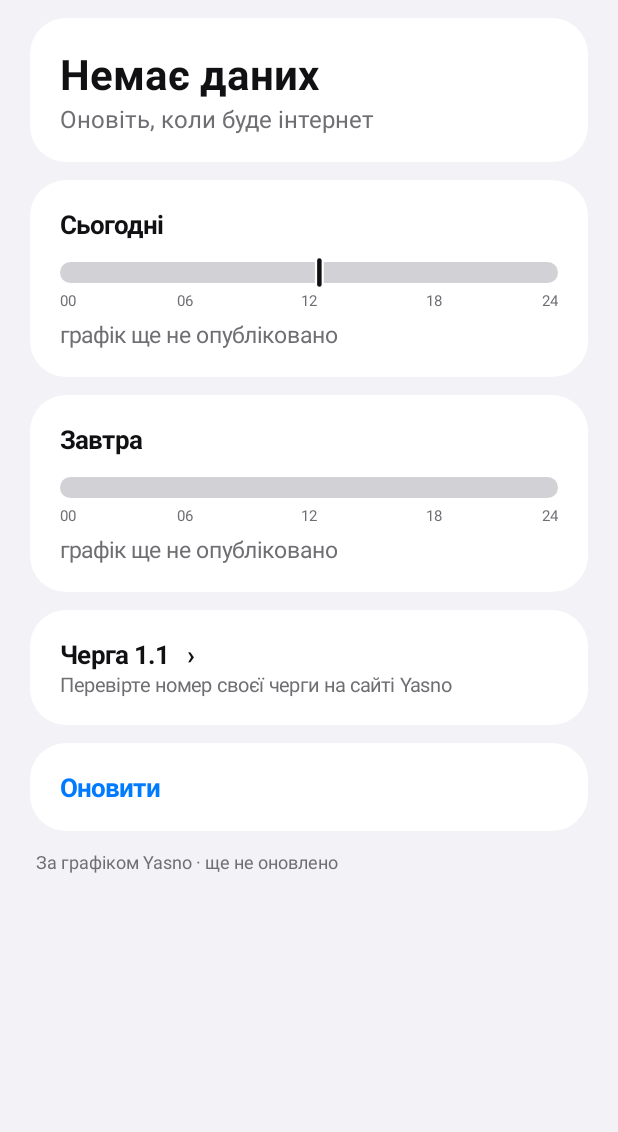
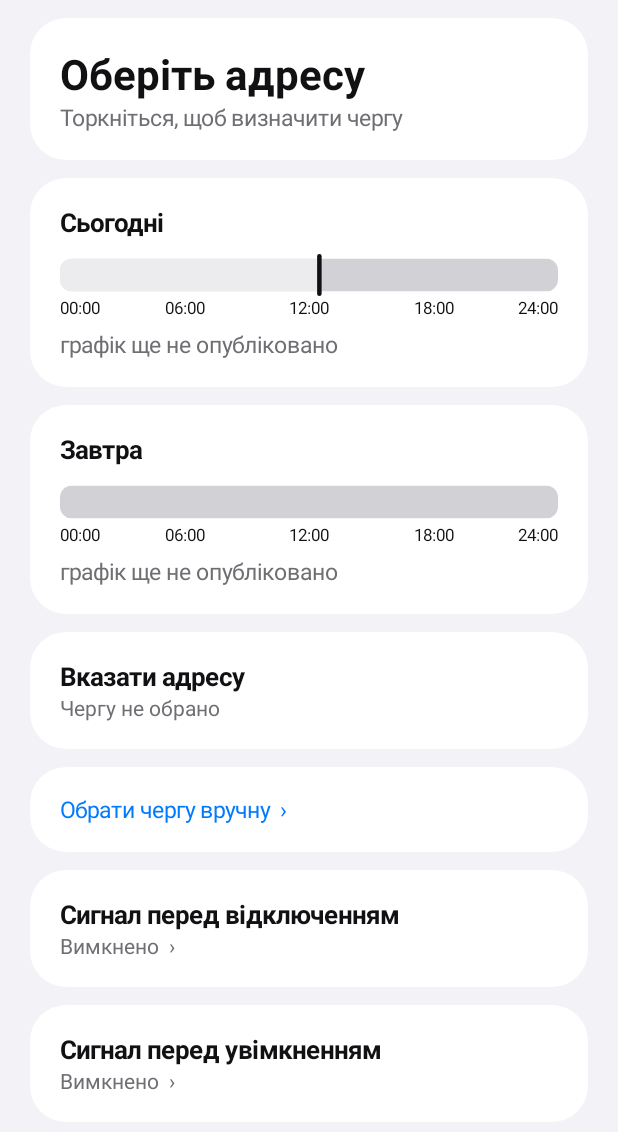
Before and after one commit to godiatsky/ESvitlo, an Android app: the screen it shows after launch (MainActivity), on a phone screen of 412 x 824 dp, the part 104-1236 px from its top. Run offline under Robolectric (Android 15) with nearby library versions, the phone set to English and light mode, and no system bars; pictures from the network do not load; 2 statements that could not run were skipped.

Commit message:
Add address lookup and outage alerts, fix widget issues
Co-Authored-By: Claude Sonnet 5.5 <noreply@anthropic.com>
Claude-Session: https://claude.ai/code/session_01V5c3pe1aReatR8WMGDwaEb

```diff
--- a/app/build.gradle.kts
+++ b/app/build.gradle.kts
@@ -9,8 +9,8 @@ android {
         applicationId = "ua.serg.svitlo"
         minSdk = 26
         targetSdk = 34
-        versionCode = 2
-        versionName = "2.0"
+        versionCode = 3
+        versionName = "3.0"
     }
     compileOptions {
         sourceCompatibility = JavaVersion.VERSION_17
--- a/app/src/main/java/ua/serg/svitlo/MainActivity.kt
+++ b/app/src/main/java/ua/serg/svitlo/MainActivity.kt
@@ -1,9 +1,12 @@
 package ua.serg.svitlo
 
+import android.Manifest
 import android.app.Activity
 import android.app.AlertDialog
 import android.content.SharedPreferences
+import android.content.pm.PackageManager
 import android.graphics.Typeface
+import android.os.Build
 import android.os.Bundle
 import android.view.View
 import android.widget.*
@@ -15,6 +18,16 @@ class MainActivity : Activity() {
     override fun onCreate(savedInstanceState: Bundle?) {
         super.onCreate(savedInstanceState)
         Refresh.schedule(this)
+        if (Build.VERSION.SDK_INT >= 33 &&
+            checkSelfPermission(Manifest.permission.POST_NOTIFICATIONS) != PackageManager.PERMISSION_GRANTED)
+            requestPermissions(arrayOf(Manifest.permission.POST_NOTIFICATIONS), 1)
+        if (prefs.getString("group", "").isNullOrEmpty()) AddressSearch(this) { changed() }.start()
+    }
+
+    private fun changed() {
+        SvitloWidget.render(this)
+        Alerts.check(this)
+        show()
     }
 
     override fun onResume() {
@@ -22,6 +35,7 @@ class MainActivity : Activity() {
         prefs.registerOnSharedPreferenceChangeListener(listener)
         show()
         SvitloWidget.render(this)
+        Alerts.check(this)
         Refresh.now(this)
     }
 
@@ -66,16 +80,25 @@ class MainActivity : Activity() {
         val headline = text(s.headline, 28f, bold = true).apply {
             setTextColor(if (s.power == Power.UNKNOWN) getColor(R.color.text) else Timeline.color(context, s.power))
         }
-        column.addView(card(headline, text(s.detail, 16f, R.color.sub)))
+        column.addView(card(headline, text(s.detail, 15f, R.color.sub)))
         column.addView(card(text("Сьогодні", 17f, bold = true), bar(s.today, s.now),
             text(Schedule.summary(s.today), 15f, R.color.sub)))
         column.addView(card(text("Завтра", 17f, bold = true), bar(s.tomorrow, null),
             text(Schedule.summary(s.tomorrow), 15f, R.color.sub)))
 
-        val queue = card(text("Черга ${s.group}   ›", 17f, bold = true),
-            text("Перевірте номер своєї черги на сайті Yasno", 13f, R.color.sub))
-        queue.setOnClickListener { pick(s.group) }
-        column.addView(queue)
+        val address = card(text(prefs.getString("address", null) ?: "Вказати адресу", 17f, bold = true),
+            text(if (s.group.isEmpty()) "Чергу не обрано" else "Черга ${s.group}  ·  змінити ›", 14f, R.color.sub))
+        address.setOnClickListener { AddressSearch(this) { changed() }.start() }
+        column.addView(address)
+        val manual = card(text("Обрати чергу вручну  ›", 15f, R.color.accent))
+        manual.setOnClickListener { pick(s.group) }
+        column.addView(manual)
+
+        column.addView(alertRow("Сигнал перед відключенням", "leadOff"))
+        column.addView(alertRow("Сигнал перед увімкненням", "leadOn"))
+        val test = card(text("Перевірити сигнал", 15f, R.color.accent))
+        test.setOnClickListener { Alerts.notify(this, 99, "Перевірка сигналу", "Так виглядатиме сповіщення") }
+        column.addView(test)
 
         val refresh = card(text("Оновити", 17f, R.color.accent, true))
         refresh.setOnClickListener {
@@ -92,6 +115,21 @@ class MainActivity : Activity() {
         scroll.post { scroll.scrollTo(0, y) }
     }
 
+    private fun alertRow(title: String, key: String): View {
+        val values = intArrayOf(0, 5, 10, 15, 30, 60)
+        val names = values.map { if (it == 0) "Вимкнено" else "За $it хв" }.toTypedArray()
+        val current = values.indexOf(prefs.getInt(key, 0)).coerceAtLeast(0)
+        val row = card(text(title, 17f, bold = true), text("${names[current]}  ›", 14f, R.color.sub))
+        row.setOnClickListener {
+            AlertDialog.Builder(this).setTitle(title).setSingleChoiceItems(names, current) { dialog, i ->
+                prefs.edit().putInt(key, values[i]).apply()
+                dialog.dismiss()
+                changed()
+            }.show()
+        }
+        return row
+    }
+
     private fun pick(current: String) {
         val list = Schedule.groups(this)
         if (list.isEmpty()) {
@@ -100,8 +138,8 @@ class MainActivity : Activity() {
         }
         AlertDialog.Builder(this).setTitle("Ваша черга")
             .setSingleChoiceItems(list.toTypedArray(), list.indexOf(current)) { dialog, i ->
-                prefs.edit().putString("group", list[i]).apply()
-                SvitloWidget.render(this)
+                prefs.edit().putString("group", list[i]).remove("address").apply()
+                changed()
                 dialog.dismiss()
             }.show()
     }
--- a/app/src/main/java/ua/serg/svitlo/Refresh.kt
+++ b/app/src/main/java/ua/serg/svitlo/Refresh.kt
@@ -24,6 +24,7 @@ class Refresh(ctx: Context, params: WorkerParameters) : Worker(ctx, params) {
         } catch (e: Exception) { false }
         prefs.edit().putBoolean("error", !ok).apply()
         SvitloWidget.render(applicationContext)
+        Alerts.check(applicationContext)
         return Result.success()
     }
 
--- a/app/src/main/java/ua/serg/svitlo/Schedule.kt
+++ b/app/src/main/java/ua/serg/svitlo/Schedule.kt
@@ -18,7 +18,7 @@ class Day(val date: String, val status: String, val slots: List<Slot>) {
 class State(
     val group: String, val now: Int, val today: Day?, val tomorrow: Day?,
     val headline: String, val detail: String, val power: Power,
-    val footer: String, val nextChange: Int?
+    val footer: String, val nextChange: Int?, val stale: Boolean
 )
 
 object Schedule {
@@ -66,7 +66,7 @@ object Schedule {
 
     fun load(c: Context): State {
         val prefs = c.getSharedPreferences("svitlo", Context.MODE_PRIVATE)
-        val group = prefs.getString("group", "1.1")!!
+        val group = prefs.getString("group", "")!!
         val data = try { JSONObject(prefs.getString("json", "{}")!!).optJSONObject(group) } catch (e: Exception) { null }
 
         val cal = Calendar.getInstance(zone)
@@ -86,27 +86,32 @@ object Schedule {
         if (power != Power.UNKNOWN) while (end < 2880 && at(end) == power) end++
         val changes = power != Power.UNKNOWN && end < 2880 && at(end) != Power.UNKNOWN
 
+        val clock = if (end >= 1440 && end % 1440 != 0) "завтра " + time(end % 1440)
+            else if (end > 1440) "кінця завтра" else if (end == 1440) "24:00" else time(end)
         val headline = when {
+            group.isEmpty() -> "Оберіть адресу"
             today?.status == "EmergencyShutdowns" -> "Екстрені відключення"
-            power == Power.ON -> "Світло є"
-            power == Power.OFF -> "Світла немає"
+            power == Power.ON -> "Світло є до $clock"
+            power == Power.OFF -> "Без світла до $clock"
             else -> "Немає даних"
         }
-        val clock = (if (end >= 1440) "завтра " else "") + time(end % 1440)
         val detail = when {
+            group.isEmpty() -> "Торкніться, щоб визначити чергу"
             today?.status == "EmergencyShutdowns" -> "Графік тимчасово не діє"
             power == Power.UNKNOWN -> "Оновіть, коли буде інтернет"
-            !changes -> if (end > 1440) "За графіком без змін до кінця завтра" else "За графіком без змін до 24:00"
-            else -> (if (power == Power.ON) "Вимкнуть о " else "Увімкнуть о ") + clock + " · через " + duration(end - now)
+            else -> "За графіком Yasno, не фактичний стан"
         }
 
         val loaded = prefs.getLong("loaded", 0)
+        val old = System.currentTimeMillis() - loaded > 3 * 3600_000L
         val stamp = if (loaded == 0L) "ще не оновлено" else "оновлено " +
             SimpleDateFormat("dd.MM HH:mm", Locale.US).apply { timeZone = zone }.format(Date(loaded))
-        val footer = if (prefs.getBoolean("error", false)) "Немає зв’язку · $stamp" else "За графіком Yasno · $stamp"
+        val stale = old || prefs.getBoolean("error", false)
+        val footer = if (stale) "⚠ Дані можуть бути застарілими · $stamp" else stamp.replaceFirstChar { it.uppercase() }
 
-        // Наступне перемальовування: зміна стану або північ
-        val next = (if (changes && end < 1440) end else 1440) - now
-        return State(group, now, today, tomorrow, headline, detail, power, footer, next)
+        // Наступне перемальовування: зміна стану, застарівання даних або північ
+        var next = (if (changes && end < 1440) end else 1440) - now
+        if (!old) next = minOf(next, ((loaded + 3 * 3600_000L - System.currentTimeMillis()) / 60_000L).toInt() + 1)
+        return State(group, now, today, tomorrow, headline, detail, power, footer, next, stale)
     }
 }
--- a/app/src/main/java/ua/serg/svitlo/Timeline.kt
+++ b/app/src/main/java/ua/serg/svitlo/Timeline.kt
@@ -10,37 +10,62 @@ object Timeline {
         Power.UNKNOWN -> R.color.unknown
     })
 
-    /** Малює шкалу доби в точному розмірі, щоб цифри не розтягувались. */
-    fun draw(c: Context, day: Day?, now: Int?, widthDp: Int): Bitmap {
+    /** Шкала доби: штрихування = відключення, минуле приглушене, підписані моменти перемикань. */
+    fun draw(c: Context, day: Day?, now: Int?, widthDp: Int, heightDp: Int = 44): Bitmap {
         val d = c.resources.displayMetrics.density.coerceAtMost(3f)
         val w = widthDp.coerceIn(180, 480) * d
-        val bmp = Bitmap.createBitmap(w.toInt(), (36 * d).toInt(), Bitmap.Config.ARGB_8888)
+        val h = heightDp * d
+        val bmp = Bitmap.createBitmap(w.toInt(), h.toInt(), Bitmap.Config.ARGB_8888)
         val canvas = Canvas(bmp)
         val p = Paint(Paint.ANTI_ALIAS_FLAG)
-        val top = 4 * d
-        val bottom = 18 * d
-        val clip = Path().apply { addRoundRect(0f, top, w, bottom, 7 * d, 7 * d, Path.Direction.CW) }
+        val top = 3 * d
+        val bottom = h - 19 * d
+        fun x(m: Int) = w * m / 1440
+        val clip = Path().apply { addRoundRect(0f, top, w, bottom, 8 * d, 8 * d, Path.Direction.CW) }
         canvas.save()
         canvas.clipPath(clip)
         p.color = color(c, Power.UNKNOWN)
         canvas.drawRect(0f, top, w, bottom, p)
         if (day != null && day.known) for (s in day.slots) {
             p.color = color(c, s.power)
-            canvas.drawRect(w * s.start / 1440, top, w * s.end / 1440, bottom, p)
+            canvas.drawRect(x(s.start), top, x(s.end), bottom, p)
+            if (s.power == Power.OFF) {
+                canvas.save()
+                canvas.clipRect(x(s.start), top, x(s.end), bottom)
+                p.color = 0x55000000
+                p.strokeWidth = 2 * d
+                var l = x(s.start) - (bottom - top)
+                while (l < x(s.end)) {
+                    canvas.drawLine(l, bottom, l + bottom - top, top, p)
+                    l += 7 * d
+                }
+                canvas.restore()
+            }
+        }
+        if (now != null) {
+            p.color = (c.getColor(R.color.card) and 0x00FFFFFF) or (0x99 shl 24)
+            canvas.drawRect(0f, top, x(now), bottom, p)
         }
         canvas.restore()
         if (now != null) {
-            val x = (w * now / 1440).coerceIn(3 * d, w - 3 * d)
-            p.color = c.getColor(R.color.card)
-            canvas.drawRoundRect(x - 3 * d, 0f, x + 3 * d, bottom + 4 * d, 3 * d, 3 * d, p)
+            val m = x(now).coerceIn(2 * d, w - 2 * d)
             p.color = c.getColor(R.color.text)
-            canvas.drawRoundRect(x - 1.5f * d, 1.5f * d, x + 1.5f * d, bottom + 2.5f * d, 1.5f * d, 1.5f * d, p)
+            canvas.drawRoundRect(m - 1.5f * d, 0f, m + 1.5f * d, bottom + 3 * d, 1.5f * d, 1.5f * d, p)
         }
-        p.color = c.getColor(R.color.sub)
-        p.textSize = 10 * d
-        for (h in 0..24 step 6) {
-            p.textAlign = if (h == 0) Paint.Align.LEFT else if (h == 24) Paint.Align.RIGHT else Paint.Align.CENTER
-            canvas.drawText("%02d".format(h), w * h / 24, 33 * d, p)
+        p.color = c.getColor(R.color.text)
+        p.textSize = 11 * d
+        val changes = if (day != null && day.known)
+            day.slots.zipWithNext().filter { it.first.power != it.second.power }.map { it.second.start }
+        else emptyList()
+        val labels = if (changes.isEmpty()) listOf(0, 360, 720, 1080, 1440) else changes
+        var used = -100f
+        for (m in labels) {
+            val t = Schedule.time(m)
+            val tw = p.measureText(t)
+            val left = (x(m) - tw / 2).coerceIn(0f, w - tw)
+            if (left < used + 4 * d) continue
+            canvas.drawText(t, left, h - 4 * d, p)
+            used = left + tw
         }
         return bmp
     }
--- /dev/null
+++ b/app/src/main/res/drawable/bolt.xml
@@ -0,0 +1,3 @@
+<vector xmlns:android="http://schemas.android.com/apk/res/android" android:width="24dp" android:height="24dp" android:viewportWidth="24" android:viewportHeight="24">
+    <path android:fillColor="#FFFFFF" android:pathData="M14,2L5,14h5l-2,8 10,-13h-5z"/>
+</vector>
--- a/app/src/main/res/layout/widget.xml
+++ b/app/src/main/res/layout/widget.xml
@@ -1,6 +1,6 @@
 <LinearLayout xmlns:android="http://schemas.android.com/apk/res/android"
     android:id="@+id/root" android:layout_width="match_parent" android:layout_height="match_parent"
-    android:orientation="vertical" android:gravity="center_vertical"
+    android:orientation="vertical"
     android:paddingHorizontal="16dp" android:paddingVertical="8dp" android:background="@drawable/card">
     <LinearLayout android:layout_width="match_parent" android:layout_height="wrap_content" android:gravity="center_vertical">
         <TextView android:id="@+id/dot" android:layout_width="wrap_content" android:layout_height="wrap_content"
@@ -13,8 +13,8 @@
     </LinearLayout>
     <TextView android:id="@+id/until" android:layout_width="match_parent" android:layout_height="wrap_content"
         android:maxLines="1" android:ellipsize="end" android:textColor="@color/sub" android:textSize="13sp"/>
-    <ImageView android:id="@+id/bar" android:layout_width="match_parent" android:layout_height="36dp"
+    <ImageView android:id="@+id/bar" android:layout_width="match_parent" android:layout_height="0dp" android:layout_weight="1"
         android:layout_marginTop="4dp" android:scaleType="fitCenter" android:contentDescription="Графік на сьогодні"/>
     <TextView android:id="@+id/footer" android:layout_width="match_parent" android:layout_height="wrap_content"
-        android:maxLines="1" android:ellipsize="end" android:textColor="@color/sub" android:textSize="11sp"/>
+        android:maxLines="2" android:ellipsize="end" android:textColor="@color/sub" android:textSize="12sp"/>
 </LinearLayout>
```
Also changed, not shown: app/src/main/AndroidManifest.xml (+12 -0 lines), app/src/main/java/ua/serg/svitlo/AddressSearch.kt (added, +85 -0 lines), app/src/main/java/ua/serg/svitlo/Alerts.kt (added, +72 -0 lines), app/src/main/java/ua/serg/svitlo/SvitloWidget.kt (+7 -5 lines), 1 other file.
